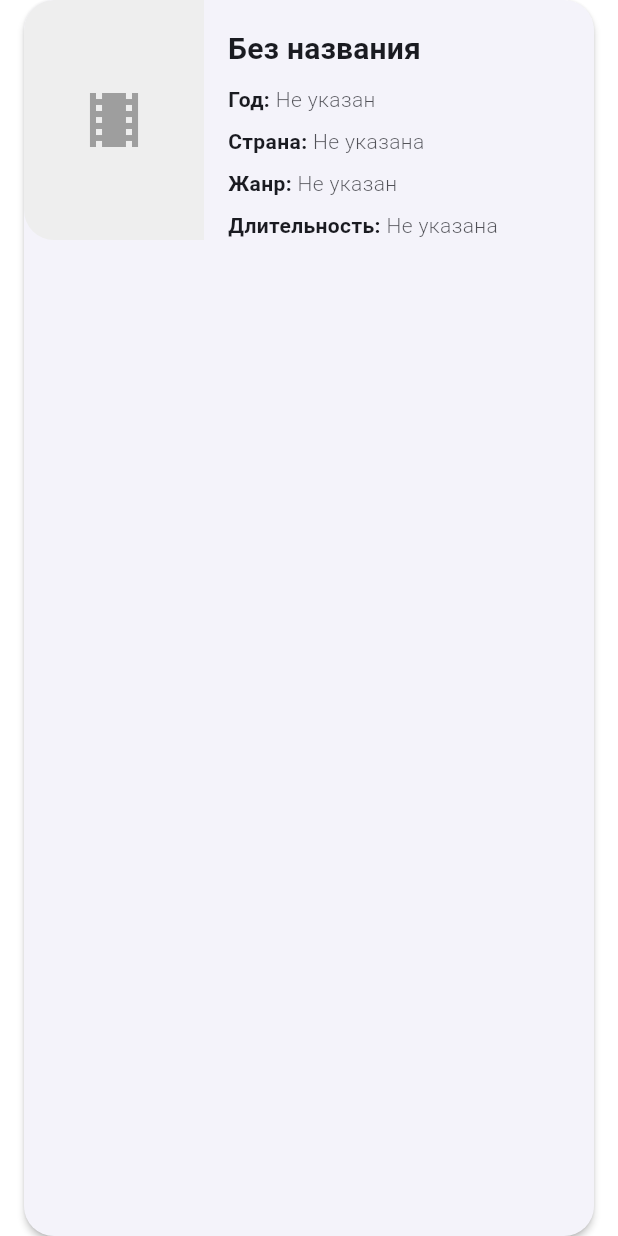
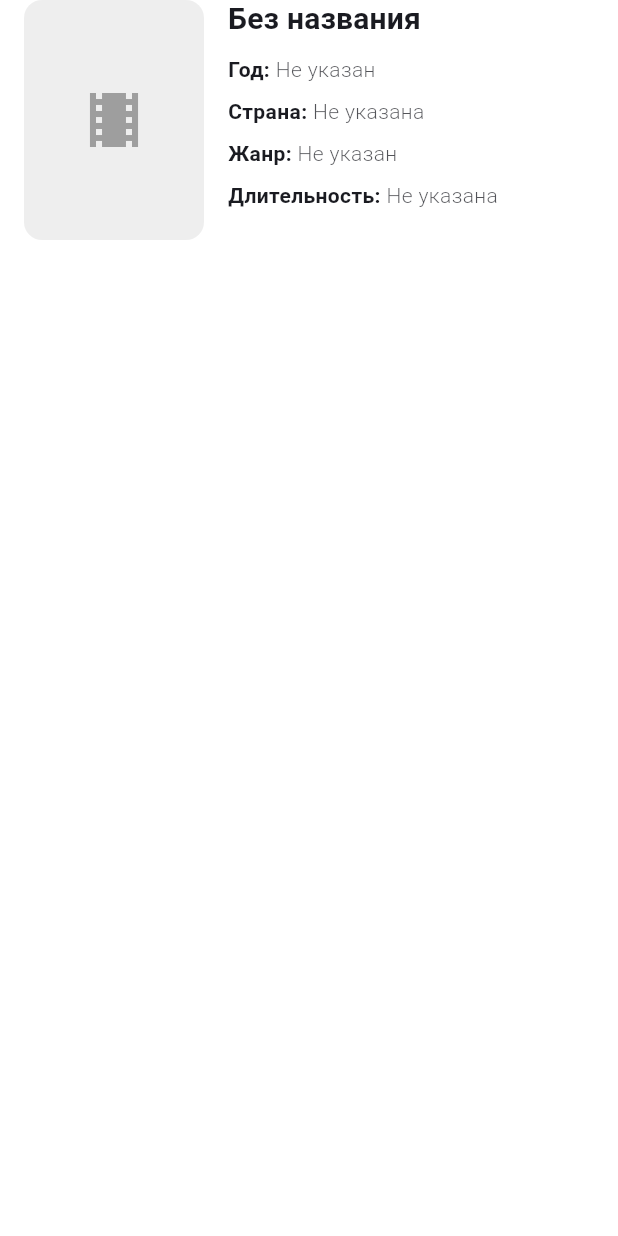
Before and after one commit to WAYFARER87/gm-app, a Flutter app: the CinemaFilmCard widget shown alone on an empty page, opened directly with empty values, on a phone screen of 412 x 824 dp. Run offline on Flutter 3.47's test engine with Material 3 defaults, Android fonts, the phone set to English and light mode, and no system bars; our stand-ins replace dio, flutter_html, palette_generator, permission_handler, share_plus, shared_preferences and 1 more; accounts and stored records are empty; network calls fail.

Commit message:
Align cinema film card with event layout

```diff
--- a/lib/features/cinema/widgets/cinema_film_card.dart
+++ b/lib/features/cinema/widgets/cinema_film_card.dart
@@ -1,5 +1,3 @@
-import 'dart:math' as math;
-
 import 'package:flutter/material.dart';
 
 import '../models/cinema_film.dart';
@@ -55,22 +53,6 @@ class CinemaFilmCard extends StatelessWidget {
     final durationValue = _durationText(film.duration);
     final durationText = normalizeValue(durationValue, 'Не указана');
 
-    return Card(
-      margin: const EdgeInsets.symmetric(horizontal: 16),
-      clipBehavior: Clip.antiAlias,
-      shape: RoundedRectangleBorder(borderRadius: BorderRadius.circular(20)),
-      elevation: 2,
-      child: LayoutBuilder(
-        builder: (context, constraints) {
-          final isCompact = constraints.maxWidth < 640;
-          final horizontalSpacing = isCompact ? 16.0 : 24.0;
-          final contentPadding = EdgeInsets.fromLTRB(
-            0,
-            isCompact ? 20 : 24,
-            isCompact ? 16 : 24,
-            24,
-          );
-
     final infoItems = <MapEntry<String, String>>[
       MapEntry('Год', yearText),
       MapEntry('Страна', countryText),
@@ -87,8 +69,22 @@ class CinemaFilmCard extends StatelessWidget {
       }
     }
 
-          final details = Padding(
-            padding: contentPadding,
+    const posterWidth = 120.0;
+    const posterAspectRatio = 3 / 4;
+    final posterHeight = posterWidth / posterAspectRatio;
+
+    return Padding(
+      padding: const EdgeInsets.symmetric(horizontal: 16),
+      child: Row(
+        crossAxisAlignment: CrossAxisAlignment.start,
+        children: [
+          SizedBox(
+            width: posterWidth,
+            height: posterHeight,
+            child: _Poster(imageUrl: film.imageUrl),
+          ),
+          const SizedBox(width: 16),
+          Expanded(
             child: Column(
               crossAxisAlignment: CrossAxisAlignment.start,
               children: [
@@ -102,31 +98,8 @@ class CinemaFilmCard extends StatelessWidget {
                 ...infoChildren,
               ],
             ),
-          );
-
-          final basePosterWidth =
-              isCompact ? 120.0 : _Poster.defaultWidth;
-          final maxPosterWidth = constraints.maxWidth - horizontalSpacing;
-          final posterWidth =
-              (maxPosterWidth.isFinite && maxPosterWidth > 0)
-                  ? math.min(
-                      basePosterWidth,
-                      maxPosterWidth * (isCompact ? 0.45 : 0.35),
-                    )
-                  : basePosterWidth;
-
-          return Row(
-            crossAxisAlignment: CrossAxisAlignment.start,
-            children: [
-              _Poster(
-                imageUrl: film.imageUrl,
-                width: posterWidth,
           ),
-              SizedBox(width: horizontalSpacing),
-              Expanded(child: details),
         ],
-          );
-        },
       ),
     );
   }
@@ -144,41 +117,27 @@ class CinemaFilmCard extends StatelessWidget {
 }
 
 class _Poster extends StatelessWidget {
-  const _Poster({required this.imageUrl, required this.width});
+  const _Poster({required this.imageUrl});
 
-  static const double defaultWidth = 136.0;
   final String imageUrl;
-  final double width;
 
   @override
   Widget build(BuildContext context) {
-    Widget placeholder() => Container(
+    final borderRadius = BorderRadius.circular(12);
+    final placeholder = Container(
       color: Colors.grey.shade200,
       alignment: Alignment.center,
       child: const Icon(Icons.local_movies, size: 48, color: Colors.grey),
     );
 
-    final poster = imageUrl.isEmpty
-        ? placeholder()
+    return ClipRRect(
+      borderRadius: borderRadius,
+      child: imageUrl.isEmpty
+          ? placeholder
           : Image.network(
               imageUrl,
               fit: BoxFit.cover,
-            errorBuilder: (_, __, ___) => placeholder(),
-          );
-
-    final posterWidth = width.isFinite && width > 0 ? width : defaultWidth;
-
-    return ClipRRect(
-      borderRadius: const BorderRadius.only(
-        topLeft: Radius.circular(20),
-        bottomLeft: Radius.circular(20),
-      ),
-      child: SizedBox(
-        width: posterWidth,
-        child: AspectRatio(
-          aspectRatio: 3 / 4,
-          child: poster,
-        ),
+              errorBuilder: (_, __, ___) => placeholder,
             ),
     );
   }
```
Lines whose indentation alone changed are shown as unchanged.
